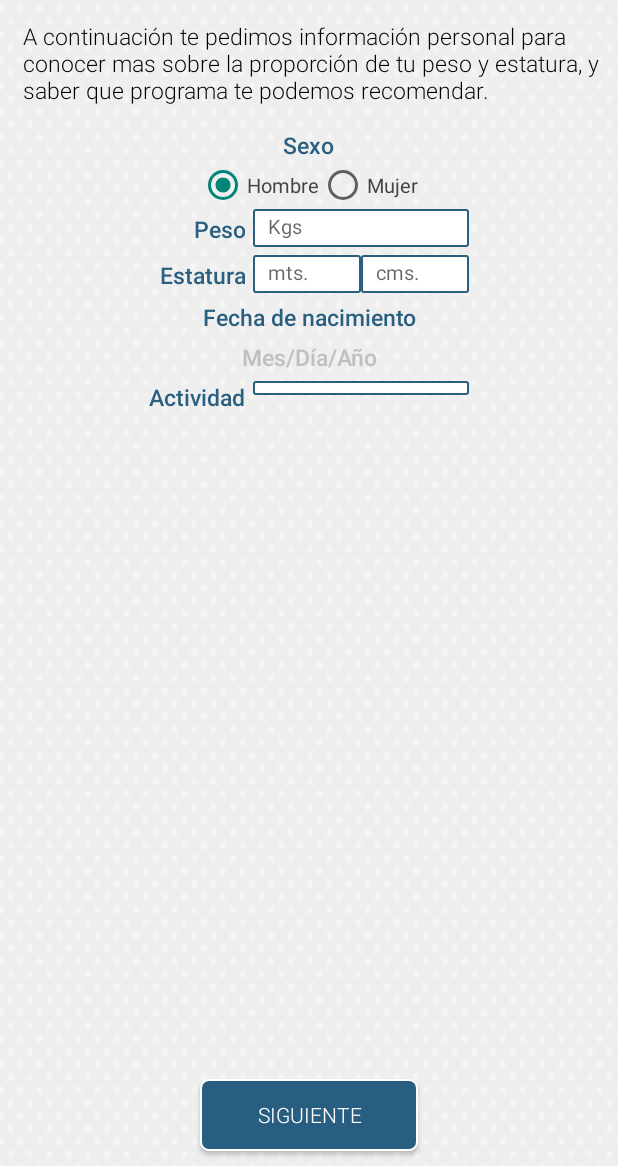
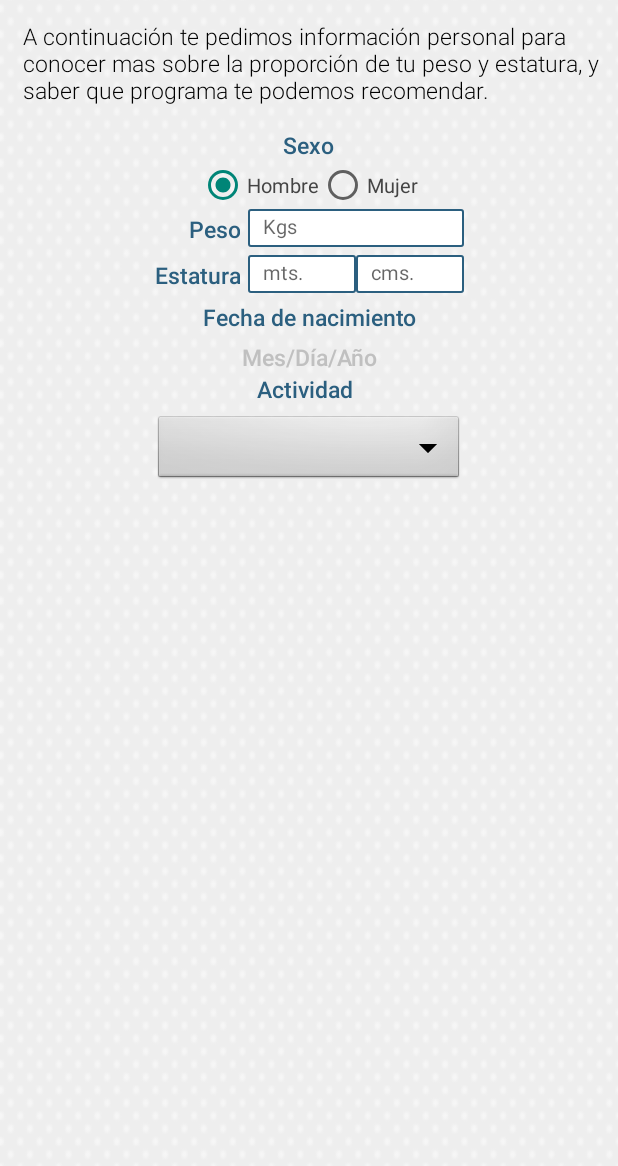
Before and after one commit to selery/Selery, an Android app: the layout activity_personal_information.xml on its own in the app's theme, with its tools: preview values and no code run, on a phone screen of 412 x 824 dp, the part 70-1236 px from its top. Run offline under Robolectric (Android 15) with nearby library versions, the phone set to English and light mode, and no system bars.

Commit message:
ultimos cambios

```diff
--- a/app/src/main/java/mx/selery/library/io/ApiConstants.java
+++ b/app/src/main/java/mx/selery/library/io/ApiConstants.java
@@ -3,7 +3,9 @@ package mx.selery.library.io;
 /**
  * Created by htorres on 24/02/2016.
  */
-public class ApiConstants {
+public class ApiConstants
+{
     public static final String BASE_URL = "http://192.168.15.158";
+    //public static final String BASE_URL = "http://192.168.1.136";
 
 }
--- a/app/src/main/res/layout/activity_personal_information.xml
+++ b/app/src/main/res/layout/activity_personal_information.xml
@@ -56,7 +56,7 @@
     </RadioGroup>
     <TableLayout
         android:layout_width="wrap_content"
-        android:layout_height="wrap_content"
+        android:layout_height="fill_parent"
         android:layout_gravity="center">
         <TableRow
             android:layout_width="fill_parent"
@@ -73,9 +73,9 @@
                 android:id="@+id/edittext_weight"
                 android:layout_width="145dp"
                 android:layout_height="25dp"
-                android:inputType="text"
-                android:numeric="integer"
+                android:inputType="numberDecimal"
                 android:digits="0123456789"
+                android:maxLength="3"
                 android:hint="@string/reg_personal_information_kg"
                 style="@style/editInput2"
                 android:imeOptions="actionNext"
@@ -98,20 +98,20 @@
             <EditText
                 android:id="@+id/edittext_heightint"
                 android:layout_width="72dp"
-                android:inputType="text"
                 style="@style/editInput2"
                 android:hint="@string/reg_personal_information_meters"
-                android:numeric="integer"
+                android:inputType="numberDecimal"
                 android:digits="0123456789"
+                android:maxLength="1"
                 android:imeOptions="actionNext" />
             <EditText
                 android:id="@+id/edittext_heightdect"
                 android:layout_width="72dp"
-                android:inputType="text"
                 style="@style/editInput2"
                 android:hint="@string/reg_personal_information_cms"
-                android:numeric="integer"
+                android:inputType="numberDecimal"
                 android:digits="0123456789"
+                android:maxLength="2"
                 android:imeOptions="actionDone" />
         </TableRow>
         <TableRow
@@ -138,28 +138,34 @@
                 android:gravity="center"
                 android:layout_span="3"
                 android:textColor="#C0C0C0"
-                style="@style/label1" />
+                android:onClick="showDatePickerDialog"
+                style="@style/label1"
+                />
+
+
         </TableRow>
-        <TableRow
-            android:layout_width="fill_parent"
-            android:layout_height="fill_parent"
-            android:layout_marginTop="5dp">
+        <TableRow>
             <TextView
                 android:id="@+id/text_activity"
                 android:layout_width="wrap_content"
                 android:layout_height="wrap_content"
                 android:text="@string/reg_personal_information_activity"
-                android:gravity="right"
+                android:gravity="center"
+                android:layout_span="3"
                 android:layout_marginRight="5dp"
-                android:textColor="#2B5F7F"
                 android:fontFamily="sans-serif-medium"
                 style="@style/label1" />
+        </TableRow>
+        <TableRow
+            android:layout_marginTop="5dp">
             <Spinner
-                android:drawSelectorOnTop="true"
                 android:id="@+id/spinner_actividad"
-                android:prompt="@string/reg_personal_information_activityprompt"
-                android:layout_span="2"
-                style="@style/SpinnerStyle" />
+                android:layout_width="match_parent"
+                android:layout_height="match_parent"
+                android:layout_span="3"
+                android:spinnerMode="dropdown"
+                style="@android:style/Widget.Spinner"/>
+
         </TableRow>
     </TableLayout>
     <!--Continuar-->
--- a/app/src/main/res/layout/spinner_item.xml
+++ b/app/src/main/res/layout/spinner_item.xml
@@ -2,5 +2,5 @@
 <TextView xmlns:android="http://schemas.android.com/apk/res/android"
     android:id="@+id/text_spinnerdata"
     style="@style/SpinnerItemStyle"
-    android:layout_width="145sp"
-    android:layout_height="25dp" />
+    android:layout_width="fill_parent"
+    android:layout_height="wrap_content"/>
--- a/app/src/main/res/values/strings.xml
+++ b/app/src/main/res/values/strings.xml
@@ -64,4 +64,7 @@
     <string name="wkt_start_program">Iniciar el programa ahora!</string>
     <string name="wkt_start_program_text1">Felicidades, usted está registrado en el programa</string>
 
+
+
+
 </resources>
```
Also changed, not shown: app/src/main/java/mx/selery/library/utility/DateTimeHelper.java (added, +74 -0 lines), app/src/main/java/mx/selery/library/utility/StringHelper.java (+17 -0 lines), app/src/main/java/mx/selery/selery/PersonalInformationActivity.java (+57 -8 lines).
